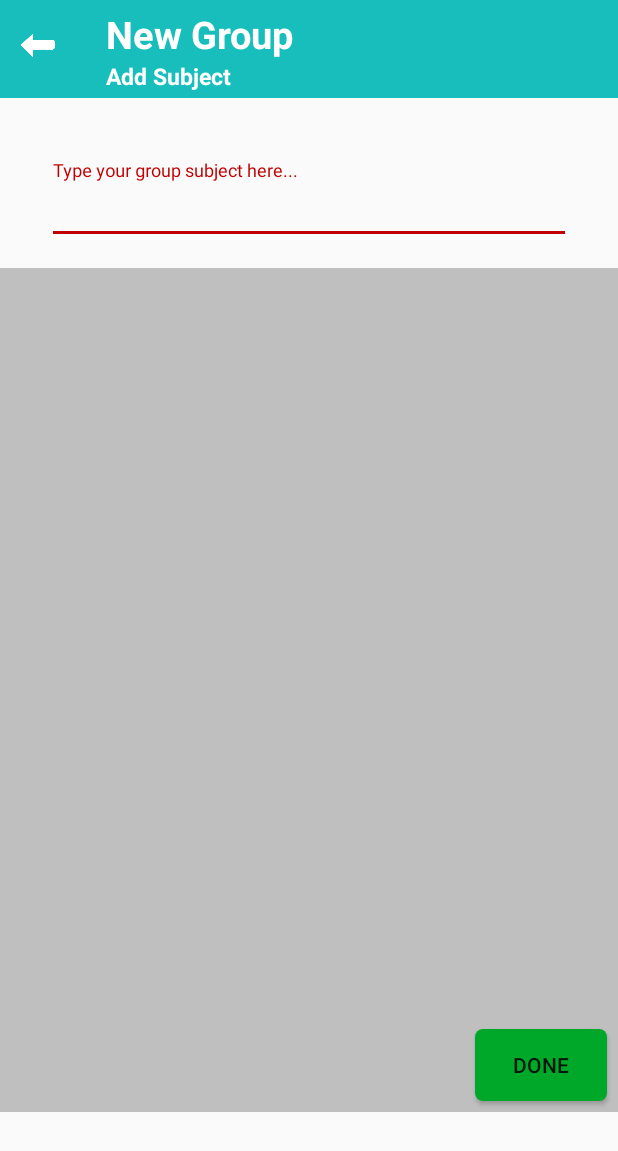
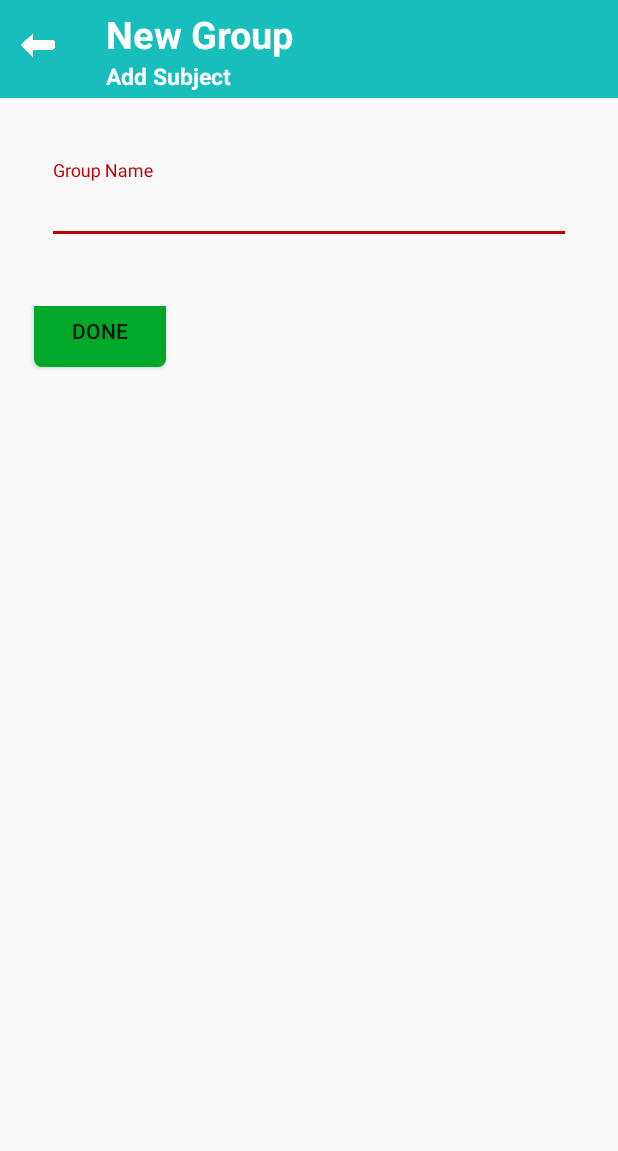
Before and after one commit to RamlahAziz/Toggit, an Android app: the layout activity_group_name.xml on its own in the app's theme, with its tools: preview values and no code run, on a phone screen of 412 x 824 dp. Shown: the top 1151 px of the screen. Run offline under Robolectric (Android 15) with nearby library versions, the phone set to English and light mode, and no system bars.

Commit message:
Add GroupName

```diff
--- a/app/src/main/AndroidManifest.xml
+++ b/app/src/main/AndroidManifest.xml
@@ -22,6 +22,7 @@
             </intent-filter>
         </service>
 
+        <activity android:name=".AddGroupName" />
         <activity android:name=".MessageActivity" />
         <activity android:name=".UserRegistration" />
         <activity
--- a/app/src/main/res/layout/group_participant_selection.xml
+++ b/app/src/main/res/layout/activity_group_name.xml
@@ -56,7 +56,7 @@
             android:layout_width="match_parent"
             android:layout_height="wrap_content"
             android:padding="16dp"
-            android:hint="Type your group subject here...">
+            android:hint="Group Name">
         <com.google.android.material.textfield.TextInputEditText
             android:layout_width="match_parent"
             android:layout_height="match_parent"
@@ -70,13 +70,23 @@
     <LinearLayout
         android:layout_width="match_parent"
         android:layout_height="wrap_content"
-        android:orientation="vertical"
-        android:background="@color/lightgrey" >
+        android:orientation="vertical" >
+        <!--android:background="@color/lightgrey-->
 
         <ListView
+            android:id="@+id/group_list"
             android:layout_width="match_parent"
-            android:layout_height="500dp"
-            android:id="@+id/grp_list"/>
+            android:layout_height="wrap_content"
+            />
+    </LinearLayout>
+
+    <LinearLayout
+        android:layout_width="match_parent"
+        android:layout_height="wrap_content"
+        android:orientation="horizontal"
+        android:paddingTop="25dp"
+        android:paddingLeft="15dp"
+        android:paddingRight="15dp">
 
         <Button
             android:id="@+id/done_button"
@@ -88,5 +98,4 @@
             android:text="DONE" />
 
     </LinearLayout>
-
 </LinearLayout>
```
Also changed, not shown: app/src/main/java/com/strigiformes/teletalk/AddGroupName.java (added, +32 -0 lines), app/src/main/java/com/strigiformes/teletalk/SelectGroupContacts.java (+8 -0 lines).
